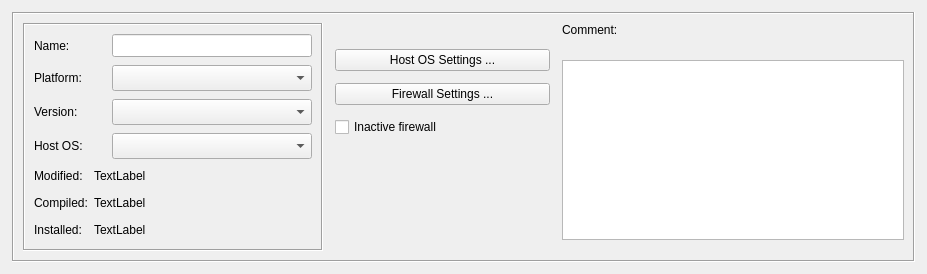
Above: src/gui/firewalldialog_q.ui from fwbuilder/fwbuilder before the change. Below: the same form after it.
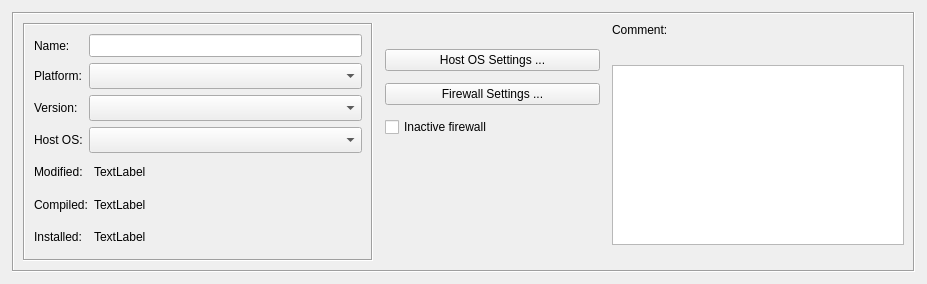
That is the form after the change.

Patch:
```diff
--- a/src/gui/firewalldialog_q.ui
+++ b/src/gui/firewalldialog_q.ui
@@ -9,7 +9,7 @@
     <x>0</x>
     <y>0</y>
     <width>927</width>
-    <height>274</height>
+    <height>284</height>
    </rect>
   </property>
   <property name="sizePolicy" >
@@ -47,13 +47,13 @@
         </property>
         <property name="minimumSize" >
          <size>
-          <width>300</width>
+          <width>350</width>
           <height>0</height>
          </size>
         </property>
         <property name="maximumSize" >
          <size>
-          <width>300</width>
+          <width>350</width>
           <height>16777215</height>
          </size>
         </property>
@@ -66,13 +66,10 @@
         <layout class="QGridLayout" name="gridLayout_4" >
          <item row="0" column="0" >
           <layout class="QGridLayout" >
-           <property name="spacing" >
-            <number>8</number>
-           </property>
            <item row="0" column="0" >
             <widget class="QLabel" name="textLabel1_4_2" >
              <property name="sizePolicy" >
-              <sizepolicy vsizetype="Preferred" hsizetype="Preferred" >
+              <sizepolicy vsizetype="Preferred" hsizetype="Minimum" >
                <horstretch>0</horstretch>
                <verstretch>0</verstretch>
               </sizepolicy>
@@ -95,7 +92,7 @@
             <widget class="QLineEdit" name="obj_name" >
              <property name="sizePolicy" >
               <sizepolicy vsizetype="Fixed" hsizetype="Preferred" >
-               <horstretch>0</horstretch>
+               <horstretch>1</horstretch>
                <verstretch>0</verstretch>
               </sizepolicy>
              </property>
@@ -110,7 +107,7 @@
            <item row="2" column="0" >
             <widget class="QLabel" name="textLabel1_3_2_2" >
              <property name="sizePolicy" >
-              <sizepolicy vsizetype="Preferred" hsizetype="Preferred" >
+              <sizepolicy vsizetype="Preferred" hsizetype="Minimum" >
                <horstretch>0</horstretch>
                <verstretch>0</verstretch>
               </sizepolicy>
@@ -148,7 +145,7 @@
            <item row="3" column="0" >
             <widget class="QLabel" name="textLabel7_2_2" >
              <property name="sizePolicy" >
-              <sizepolicy vsizetype="Preferred" hsizetype="Preferred" >
+              <sizepolicy vsizetype="Preferred" hsizetype="Minimum" >
                <horstretch>0</horstretch>
                <verstretch>0</verstretch>
               </sizepolicy>
@@ -186,7 +183,7 @@
            <item row="4" column="0" >
             <widget class="QLabel" name="textLabel2_3_2_2" >
              <property name="sizePolicy" >
-              <sizepolicy vsizetype="Preferred" hsizetype="Preferred" >
+              <sizepolicy vsizetype="Preferred" hsizetype="Minimum" >
                <horstretch>0</horstretch>
                <verstretch>0</verstretch>
               </sizepolicy>
```
